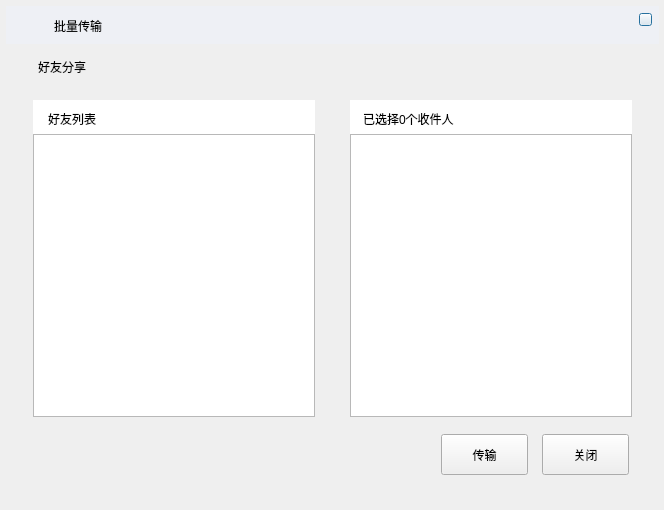
Before: the Qt Designer form groupsenddialog.ui in HustGw/CLLLLLLLSAFFFFFEWINN, drawn with Qt 5.
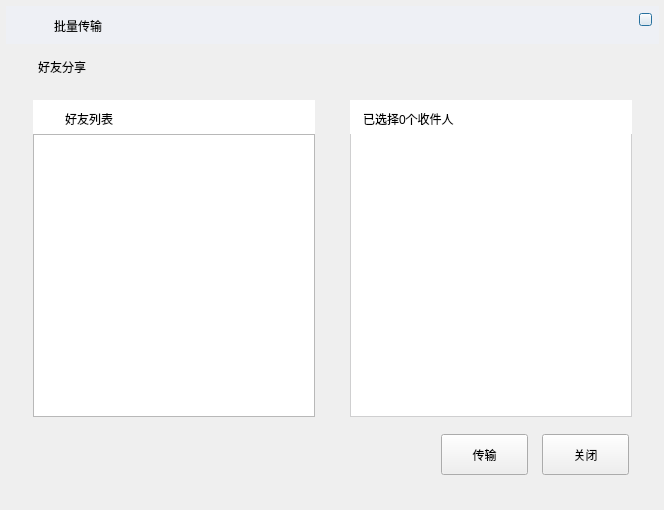
After: the same form once the commit is applied. Icons and pictures are not drawn.

What changed in the file:
```diff
--- a/groupsenddialog.ui
+++ b/groupsenddialog.ui
@@ -18,7 +18,7 @@
     <rect>
      <x>38</x>
      <y>59</y>
-     <width>61</width>
+     <width>500</width>
      <height>16</height>
     </rect>
    </property>
@@ -66,7 +66,7 @@
   <widget class="QLabel" name="label_8">
    <property name="geometry">
     <rect>
-     <x>48</x>
+     <x>65</x>
      <y>111</y>
      <width>200</width>
      <height>15</height>
@@ -85,6 +85,12 @@
      <height>283</height>
     </rect>
    </property>
+   <property name="styleSheet">
+    <string notr="true">border-top:none;
+border-bottom:1px solid rgb(207,207,208);
+border-left:1px solid rgb(207,207,208);
+border-right:1px solid rgb(207,207,208);</string>
+   </property>
   </widget>
   <widget class="QPushButton" name="pushButton_trans">
    <property name="geometry">
@@ -203,6 +209,25 @@
      <height>283</height>
     </rect>
    </property>
+   <property name="styleSheet">
+    <string notr="true"/>
+   </property>
+  </widget>
+  <widget class="QLabel" name="label_9">
+   <property name="geometry">
+    <rect>
+     <x>45</x>
+     <y>114</y>
+     <width>15</width>
+     <height>8</height>
+    </rect>
+   </property>
+   <property name="styleSheet">
+    <string notr="true">border-image: url(:/new/login/pictures/login_accounts_management.png);</string>
+   </property>
+   <property name="text">
+    <string/>
+   </property>
   </widget>
   <zorder>label</zorder>
   <zorder>listWidget_2</zorder>
```
Left out of the diff: 4 changed lines with no effect on the pictures.
